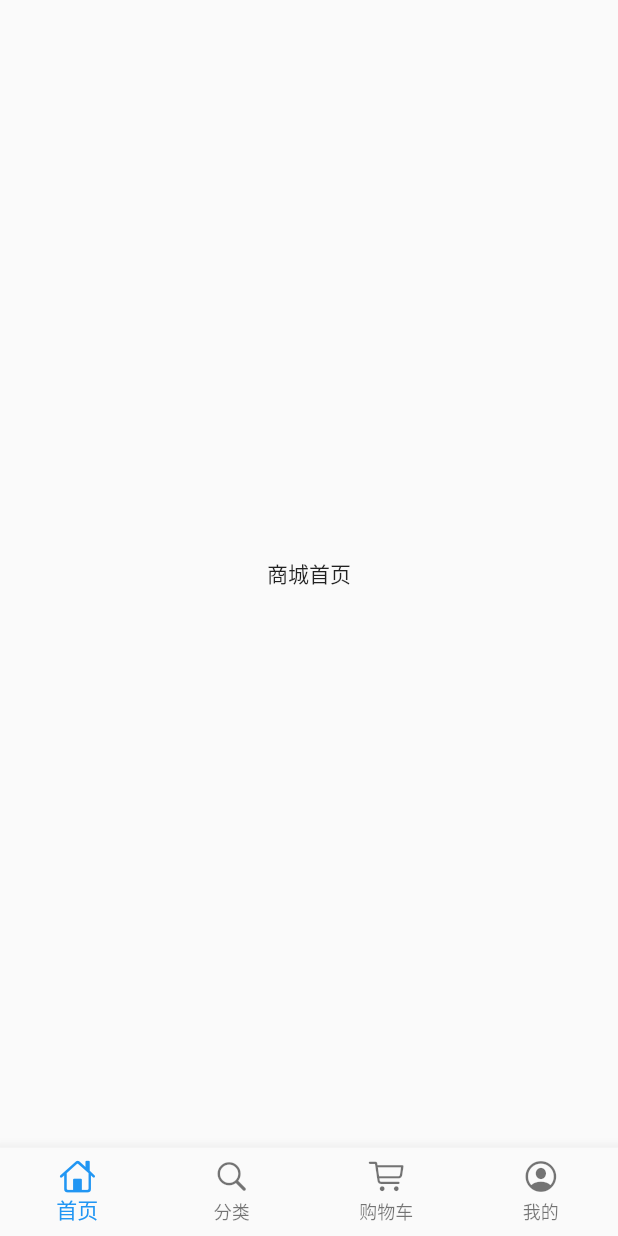
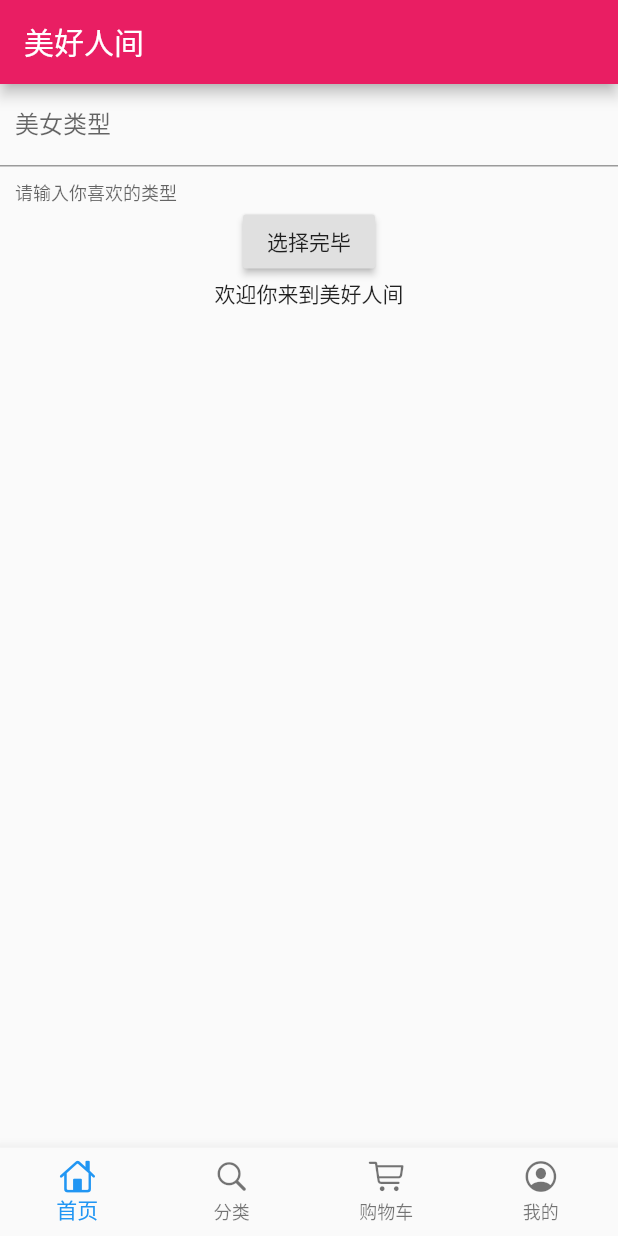
Before and after one commit to sunasdchang/flutter_shop, a Flutter app: the screen it shows after launch, on a phone screen of 412 x 824 dp. Run offline on Flutter 3.47's test engine with Material 2 defaults, Android fonts, the phone set to English and light mode, and no system bars; our stand-ins replace dio.

Commit message:
add homepage

```diff
--- a/lib/pages/home_page.dart
+++ b/lib/pages/home_page.dart
@@ -1,26 +1,71 @@
 import 'package:flutter/material.dart';
 import 'package:dio/dio.dart';
 
-class HomePage extends StatelessWidget {
+class HomePage extends StatefulWidget {
+  _HomePageState createState() => _HomePageState();
+}
+
+class _HomePageState extends State<HomePage> {
+  TextEditingController typeController = TextEditingController();
+  String showText = '欢迎你来到美好人间';
   @override
   Widget build(BuildContext context) {
-    getHttp();
-    return Scaffold(
-      body: Center(
-        child: Text('商城首页'),
-      ),
+    return Container(
+      child: Scaffold(
+          appBar: AppBar(
+            title: Text('美好人间'),
+          ),
+          body: Container(
+            height: 1000,
+            child: Column(
+              children: <Widget>[
+                TextField(
+                  controller: typeController,
+                  decoration: InputDecoration(
+                      contentPadding: EdgeInsets.all(10.0),
+                      labelText: '美女类型',
+                      helperText: '请输入你喜欢的类型'),
+                  autofocus: false,
+                ),
+                RaisedButton(
+                  onPressed: _choiceAction,
+                  child: Text('选择完毕'),
+                ),
+                Text(
+                  showText,
+                  overflow: TextOverflow.ellipsis,
+                  maxLines: 2,
+                ),
+              ],
+            ),
+          )),
     );
   }
 
-  void getHttp()async{
-    try{
+  void _choiceAction() {
+    print('开始选择你喜欢的类型............');
+    if (typeController.text.toString() == '') {
+      showDialog(
+          context: context,
+          builder: (context) => AlertDialog(title: Text('美女类型不能为空')));
+    } else {
+      getHttp(typeController.text.toString()).then((val) {
+        setState(() {
+          showText = val['data']['name'].toString();
+        });
+      });
+    }
+  }
+
+  Future getHttp(String TypeText) async {
+    try {
       Response response;
-      var data={'name':'技术胖'};
-      // response = await Dio().get(
-
-      // );
-      return print(response);
-    }catch(e){
+      var data = {'name': TypeText};
+      response = await Dio().get(
+          "https://www.easy-mock.com/mock/5c60131a4bed3a6342711498/baixing/dabaojian",
+          queryParameters: data);
+      return response.data;
+    } catch (e) {
       return print(e);
     }
   }
```
Also changed, not shown: pubspec.lock.
